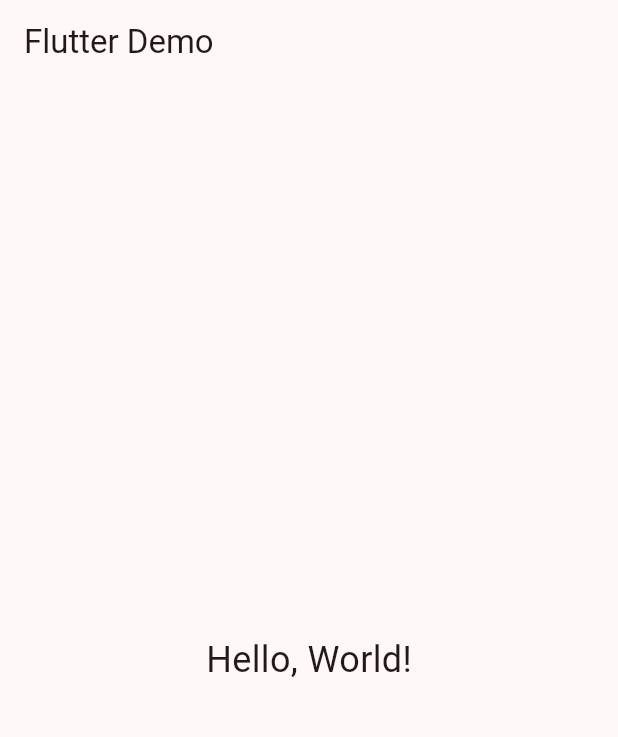
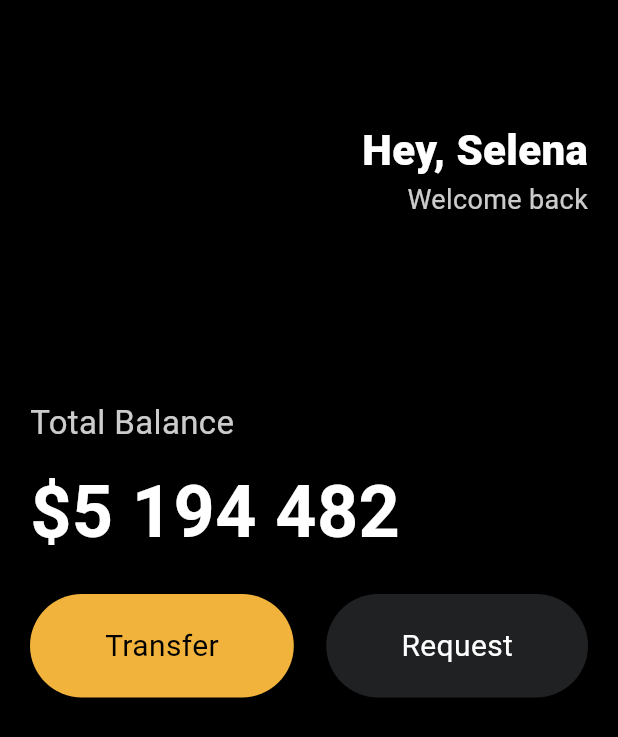
Before and after one commit to SoheeP/nomad_toonfilx, a Flutter app: the screen it shows after launch, on a phone screen of 412 x 824 dp. Shown: the top 737 px of the screen. Run offline on Flutter 3.47's test engine with Material 3 defaults, Android fonts, the phone set to English and light mode, and no system bars.

Commit message:
Feat: Reusable widgets

```diff
--- a/lib/main.dart
+++ b/lib/main.dart
@@ -1,9 +1,11 @@
 import 'package:flutter/material.dart';
+import 'package:nomad_toonfilx/widgets/button.dart';
 
 class Player {
   String name;
-  Player({ required this.name });
+  Player({required this.name});
 }
+
 void main() {
   var nico = Player(name: "nico");
   print(nico.name);
@@ -17,110 +19,84 @@
   @override
   Widget build(BuildContext context) {
     return MaterialApp(
-      title: 'Flutter Demo',
-      theme: ThemeData(
-        colorScheme: ColorScheme.fromSeed(seedColor: Colors.redAccent),
-        useMaterial3: true,
-      ),
-      home: Scaffold(
-        appBar: AppBar(
-          title: const Text('Flutter Demo'),
-        ),
-        body: const Center(
-          child: Text(
-            'Hello, World!',
-            style: TextStyle(fontSize: 24),
+        home: Scaffold(
+      backgroundColor: Colors.black,
+      body: Padding(
+          padding: const EdgeInsets.symmetric(
+            horizontal: 20,
           ),
-        ),
-      ),
-    );
+          child: Column(
+            crossAxisAlignment: CrossAxisAlignment.start,
+            children: [
+              const SizedBox(
+                height: 80,
+              ),
+              const Row(
+                mainAxisAlignment: MainAxisAlignment.end,
+                children: [
+                  Column(
+                    crossAxisAlignment: CrossAxisAlignment.end,
+                    children: [
+                      Text(
+                        'Hey, Selena',
+                        style: TextStyle(
+                          color: Colors.white,
+                          fontSize: 28,
+                          fontWeight: FontWeight.w800,
+                        ),
+                      ),
+                      Text(
+                        'Welcome back',
+                        style: TextStyle(
+                          color: Color.fromRGBO(255, 255, 255, 0.8),
+                          fontSize: 18,
+                        ),
+                      ),
+                    ],
+                  )
+                ],
+              ),
+              const SizedBox(
+                height: 120,
+              ),
+              Text(
+                'Total Balance',
+                style: TextStyle(
+                  color: Colors.white.withOpacity((0.8)),
+                  fontSize: 22,
+                ),
+              ),
+              const SizedBox(
+                height: 10,
+              ),
+              const Text(
+                '\$5 194 482',
+                style: TextStyle(
+                  color: Colors.white,
+                  fontSize: 48,
+                  fontWeight: FontWeight.w600,
+                ),
+              ),
+              const SizedBox(
+                height: 20,
+              ),
+              const Row(
+                mainAxisAlignment: MainAxisAlignment.spaceBetween,
+                children: [
+                  Button(
+                    text: 'Transfer',
+                    backgroundColor: Color(0xfff1b33b),
+                    textColor: Colors.black,
+                  ),
+                  Button(
+                    text: 'Request',
+                    backgroundColor: Color(0xff1f2123),
+                    textColor: Colors.white,
+                  )
+                ],
+              )
+            ],
+          )),
+    ));
   }
 }
-
-class MyHomePage extends StatefulWidget {
-  const MyHomePage({super.key, required this.title});
-
-  // This widget is the home page of your application. It is stateful, meaning
-  // that it has a State object (defined below) that contains fields that affect
-  // how it looks.
-
-  // This class is the configuration for the state. It holds the values (in this
-  // case the title) provided by the parent (in this case the App widget) and
-  // used by the build method of the State. Fields in a Widget subclass are
-  // always marked "final".
-
-  final String title;
-
-  @override
-  State<MyHomePage> createState() => _MyHomePageState();
-}
-
-class _MyHomePageState extends State<MyHomePage> {
-  int _counter = 0;
-
-  void _incrementCounter() {
-    setState(() {
-      // This call to setState tells the Flutter framework that something has
-      // changed in this State, which causes it to rerun the build method below
-      // so that the display can reflect the updated values. If we changed
-      // _counter without calling setState(), then the build method would not be
-      // called again, and so nothing would appear to happen.
-      _counter++;
-    });
-  }
-
-  @override
-  Widget build(BuildContext context) {
-    // This method is rerun every time setState is called, for instance as done
-    // by the _incrementCounter method above.
-    //
-    // The Flutter framework has been optimized to make rerunning build methods
-    // fast, so that you can just rebuild anything that needs updating rather
-    // than having to individually change instances of widgets.
-    return Scaffold(
-      appBar: AppBar(
-        // TRY THIS: Try changing the color here to a specific color (to
-        // Colors.amber, perhaps?) and trigger a hot reload to see the AppBar
-        // change color while the other colors stay the same.
-        backgroundColor: Theme.of(context).colorScheme.inversePrimary,
-        // Here we take the value from the MyHomePage object that was created by
-        // the App.build method, and use it to set our appbar title.
-        title: Text(widget.title),
-      ),
-      body: Center(
-        // Center is a layout widget. It takes a single child and positions it
-        // in the middle of the parent.
-        child: Column(
-          // Column is also a layout widget. It takes a list of children and
-          // arranges them vertically. By default, it sizes itself to fit its
-          // children horizontally, and tries to be as tall as its parent.
-          //
-          // Column has various properties to control how it sizes itself and
-          // how it positions its children. Here we use mainAxisAlignment to
-          // center the children vertically; the main axis here is the vertical
-          // axis because Columns are vertical (the cross axis would be
-          // horizontal).
-          //
-          // TRY THIS: Invoke "debug painting" (choose the "Toggle Debug Paint"
-          // action in the IDE, or press "p" in the console), to see the
-          // wireframe for each widget.
-          mainAxisAlignment: MainAxisAlignment.center,
-          children: <Widget>[
-            const Text(
-              'You have pushed the button this many times:',
-            ),
-            Text(
-              '$_counter',
-              style: Theme.of(context).textTheme.headlineMedium,
-            ),
-          ],
-        ),
-      ),
-      floatingActionButton: FloatingActionButton(
-        onPressed: _incrementCounter,
-        tooltip: 'Increment',
-        child: const Icon(Icons.add),
-      ), // This trailing comma makes auto-formatting nicer for build methods.
-    );
-  }
-}
--- /dev/null
+++ b/lib/widgets/button.dart
@@ -0,0 +1,34 @@
+import 'package:flutter/material.dart';
+
+class Button extends StatelessWidget {
+  final String text;
+  final Color backgroundColor;
+  final Color textColor;
+  const Button({
+    super.key,
+    required this.text,
+    required this.backgroundColor,
+    required this.textColor,
+  });
+
+  @override
+  Widget build(BuildContext context) {
+    return Container(
+      decoration: BoxDecoration(
+        color: backgroundColor,
+        borderRadius: BorderRadius.circular(45),
+      ),
+      child: Padding(
+        padding: const EdgeInsets.symmetric(
+          horizontal: 50,
+          vertical: 20,
+        ),
+        child: Text(text,
+            style: TextStyle(
+              color: textColor,
+              fontSize: 20,
+            )),
+      ),
+    );
+  }
+}
```
